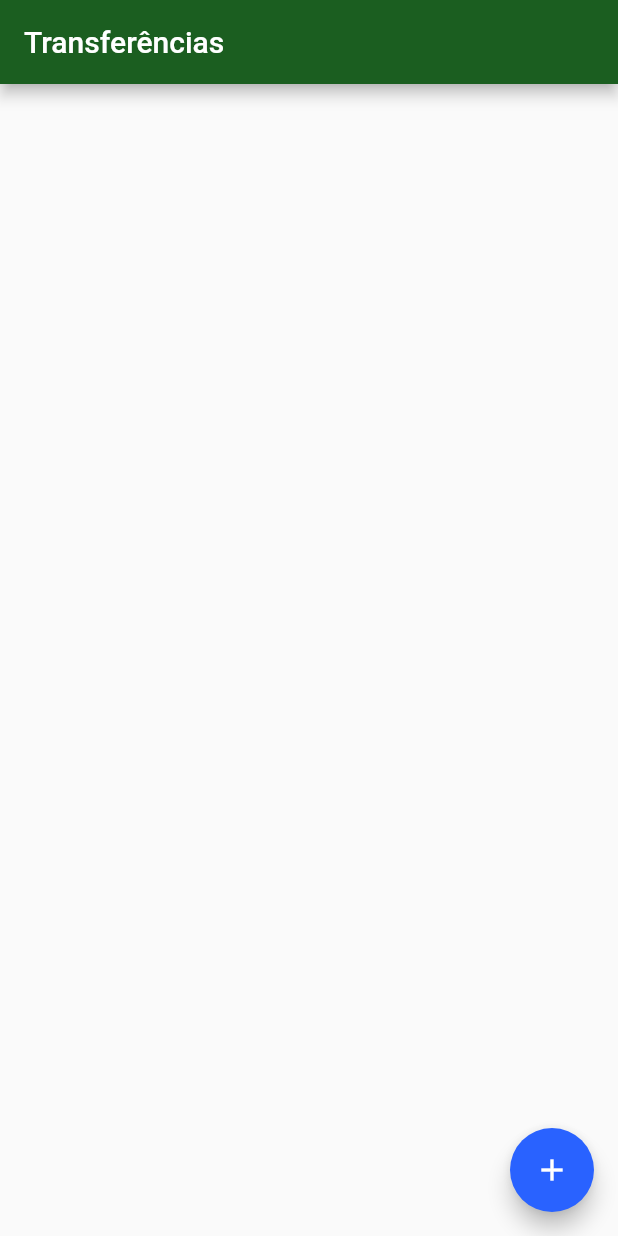
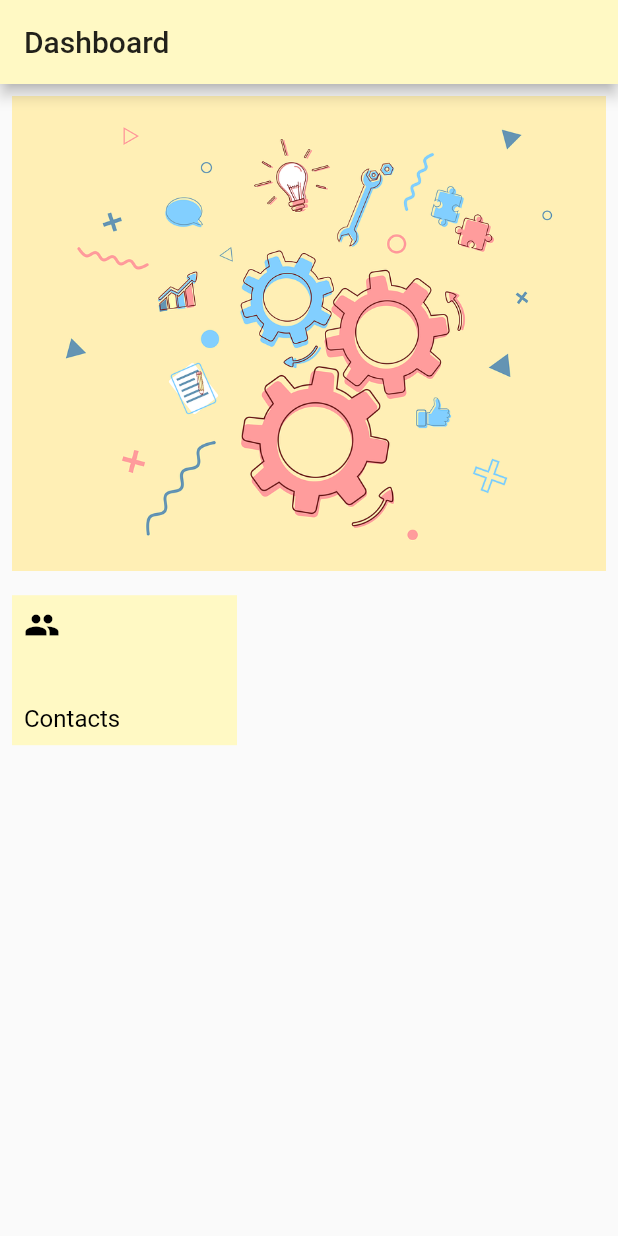
Before and after one commit to leandroed/MyBank, a Flutter app: the screen it shows after launch, on a phone screen of 412 x 824 dp. Run offline on Flutter 3.47's test engine with Material 2 defaults, Android fonts, the phone set to English and light mode, and no system bars; our stand-ins replace sqflite; accounts and stored records are empty.

```diff
--- a/mybank/lib/main.dart
+++ b/mybank/lib/main.dart
@@ -1,23 +1,23 @@
 import 'package:flutter/material.dart';
+import 'package:my_bank/screens/dashboard.dart';
 
-import 'screens/transfer/list.dart';
+void main() {
+  runApp(MybankApp());
+}
 
-void main() => runApp(MyBank());
-
-/// Main start application.
-class MyBank extends StatelessWidget {
+class MybankApp extends StatelessWidget {
+  // This widget is the root of your application.
   @override
   Widget build(BuildContext context) {
     return MaterialApp(
       theme: ThemeData(
-        primaryColor: Colors.green[900],
-        accentColor: Colors.blueAccent[700],
-        buttonTheme: ButtonThemeData(
-          buttonColor: Colors.blueAccent[700],
-          textTheme: ButtonTextTheme.primary,
-        ),
-      ),
-      home: TransfersList(),
+          primaryColor: Colors.yellow[100],
+          accentColor: Colors.blueAccent[700],
+          buttonTheme: ButtonThemeData(
+            buttonColor: Colors.blueAccent[700],
+            textTheme: ButtonTextTheme.primary,
+          )),
+      home: Dashboard(),
     );
   }
 }
--- a/mybank/lib/models/transfer.dart
+++ /dev/null
@@ -1,18 +0,0 @@
-/// Model for bank transfer.
-class Transfer {
-  // Monetary value.
-  final double value;
-  // Bank account number.
-  final int accountNumber;
-
-  // Initialize model of transfer.
-  Transfer(
-    this.value,
-    this.accountNumber,
-  );
-
-  @override
-  String toString() {
-    return 'Transfer{value: $value, accountNumber: $accountNumber}';
-  }
-}
--- /dev/null
+++ b/mybank/lib/screens/dashboard.dart
@@ -0,0 +1,60 @@
+import 'package:flutter/material.dart';
+import 'package:my_bank/screens/contacts_list.dart';
+
+class Dashboard extends StatelessWidget {
+  @override
+  Widget build(BuildContext context) {
+    return Scaffold(
+      appBar: AppBar(
+        title: Text('Dashboard'),
+      ),
+      body: SingleChildScrollView(
+        child: Column(
+          mainAxisAlignment: MainAxisAlignment.spaceBetween,
+          crossAxisAlignment: CrossAxisAlignment.start,
+          children: <Widget>[
+            Padding(
+              padding: const EdgeInsets.all(8.0),
+              child: Image.asset('images/gears.jpg'),
+            ),
+            Padding(
+              padding: const EdgeInsets.all(8.0),
+              child: Material(
+                color: Theme.of(context).primaryColor,
+                child: InkWell(
+                  onTap: () {
+                    Navigator.of(context).push(MaterialPageRoute(
+                      builder: (context) => ContactsList(),
+                    ));
+                  },
+                  child: Container(
+                      padding: EdgeInsets.all(8.0),
+                      height: 100,
+                      width: 150,
+                      child: Column(
+                        mainAxisAlignment: MainAxisAlignment.spaceBetween,
+                        crossAxisAlignment: CrossAxisAlignment.start,
+                        children: <Widget>[
+                          Icon(
+                            Icons.people,
+                            color: Colors.black,
+                            size: 24.0,
+                          ),
+                          Text(
+                            'Contacts',
+                            style: TextStyle(
+                              color: Colors.black,
+                              fontSize: 16.0,
+                            ),
+                          ),
+                        ],
+                      )),
+                ),
+              ),
+            )
+          ],
+        ),
+      ),
+    );
+  }
+}
--- a/mybank/lib/screens/transfer/list.dart
+++ /dev/null
@@ -1,78 +0,0 @@
-import 'package:flutter/material.dart';
-import 'package:flutter/widgets.dart';
-import 'package:mybank/models/transfer.dart';
-import 'package:mybank/screens/transfer/form.dart';
-
-// App bar title.
-const _titleAppBar = 'Transferências';
-
-/// Column widget with list of transfers.
-class TransfersList extends StatefulWidget {
-  // List of transfers.
-  final List<Transfer> _transfers = List();
-
-  @override
-  State<StatefulWidget> createState() {
-    return TransfersListState();
-  }
-}
-
-// Transfer list state for statefull widget.
-class TransfersListState extends State<TransfersList> {
-  // For access list of transfer on TransfersList class, the object 'widget' is required for this task.
-  @override
-  Widget build(BuildContext context) {
-    return Scaffold(
-      appBar: AppBar(
-        title: Text(_titleAppBar),
-      ),
-      body: ListView.builder(
-        itemCount: widget._transfers.length,
-        itemBuilder: (context, index) {
-          final transfer = widget._transfers[index];
-          return TransferItem(transfer);
-        },
-      ),
-      floatingActionButton: FloatingActionButton(
-        child: Icon(Icons.add),
-        onPressed: () {
-          Navigator.push(context, MaterialPageRoute(builder: (context) {
-            return TransferForm();
-          })).then((receivedTransfer) => _update(receivedTransfer));
-          Future.delayed(Duration(seconds: 1), () {
-            debugPrint('delayed debug message.');
-          });
-        },
-      ),
-    );
-  }
-
-  // Update transfer list.
-  void _update(Transfer receivedTransfer) {
-    if (receivedTransfer != null) {
-      setState(() {
-        widget._transfers.add(receivedTransfer);
-      });
-    }
-  }
-}
-
-/// Card widget with details of bank transfers.
-class TransferItem extends StatelessWidget {
-  // Transfer data.
-  final Transfer _transfer;
-
-  // Initialize card with bank information values.
-  TransferItem(this._transfer);
-
-  @override
-  Widget build(BuildContext context) {
-    return Card(
-      child: ListTile(
-        leading: Icon(Icons.monetization_on),
-        title: Text(_transfer.value.toString()),
-        subtitle: Text(_transfer.accountNumber.toString()),
-      ),
-    );
-  }
-}
```
Also changed, not shown: mybank/lib/components/editor.dart (deleted, +0 -45 lines), mybank/lib/database/app_database.dart (added, +16 -0 lines), mybank/lib/database/dao/contact_dao.dart (added, +53 -0 lines), mybank/lib/models/contact.dart (added, +12 -0 lines), mybank/lib/screens/contact_form.dart (added, +73 -0 lines), mybank/lib/screens/contacts_list.dart (added, +95 -0 lines), mybank/lib/screens/transfer/form.dart (deleted, +0 -67 lines), mybank/pubspec.yaml (+12 -8 lines), mybank/images/gears.jpg (added), mybank/pubspec.lock, 10 other files.
